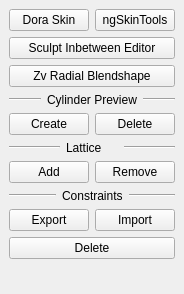
This is Maya/rigging/resources/dialog.ui in bumpybox/Tapp as Qt 5 draws it before an edit. The edited form follows.
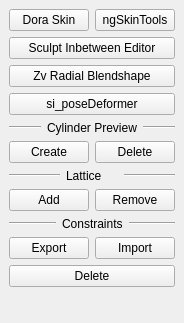
This is the edited form.

Commit message:
rigging: siPoseDeformer
initial commit

```diff
--- a/Maya/rigging/resources/dialog.ui
+++ b/Maya/rigging/resources/dialog.ui
@@ -7,7 +7,7 @@
     <x>0</x>
     <y>0</y>
     <width>178</width>
-    <height>294</height>
+    <height>323</height>
    </rect>
   </property>
   <property name="windowTitle">
@@ -76,6 +76,13 @@
         </property>
        </widget>
       </item>
+      <item>
+       <widget class="QPushButton" name="si_poseDeformer_pushButton">
+        <property name="text">
+         <string>si_poseDeformer</string>
+        </property>
+       </widget>
+      </item>
       <item>
        <layout class="QHBoxLayout" name="horizontalLayout_3">
         <item>
```
The commit also changes 4 other files.
